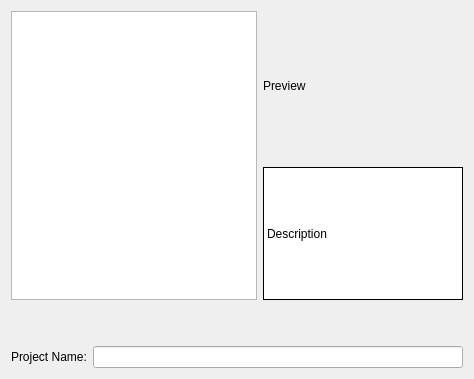
This is choice.ui in KDE/kapptemplate as Qt 5 draws it before an edit. The edited form follows.
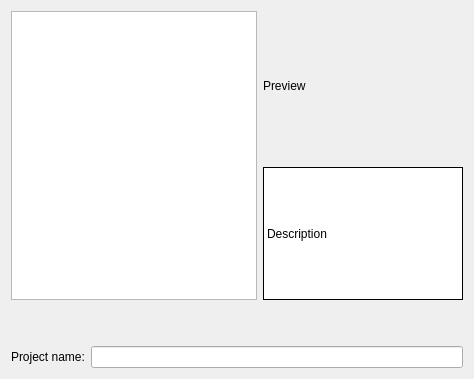
This is the edited form.

Commit message: i18n style guide fixes: http://techbase.kde.org/Projects/Usability/HIG/Capitalization

```diff
--- a/choice.ui
+++ b/choice.ui
@@ -500,7 +500,7 @@
        <item>
         <widget class="QLabel" name="nameLabel" >
          <property name="text" >
-          <string>Project Name:</string>
+          <string>Project name:</string>
          </property>
         </widget>
        </item>
```
The commit also changes 1 other file.
